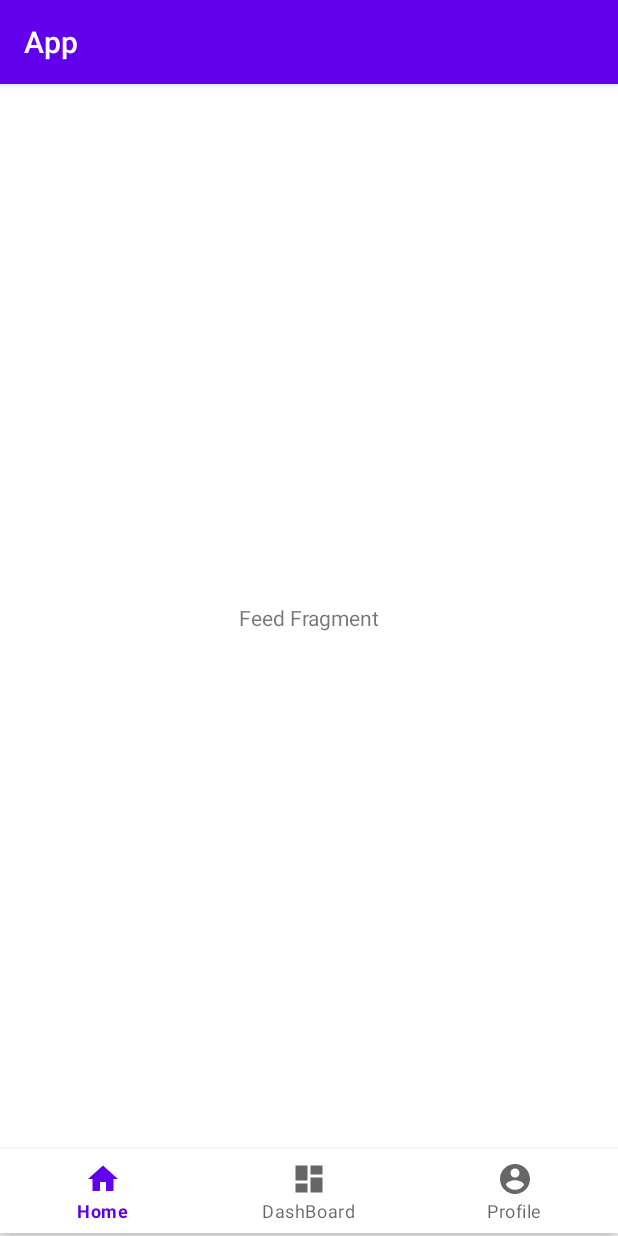
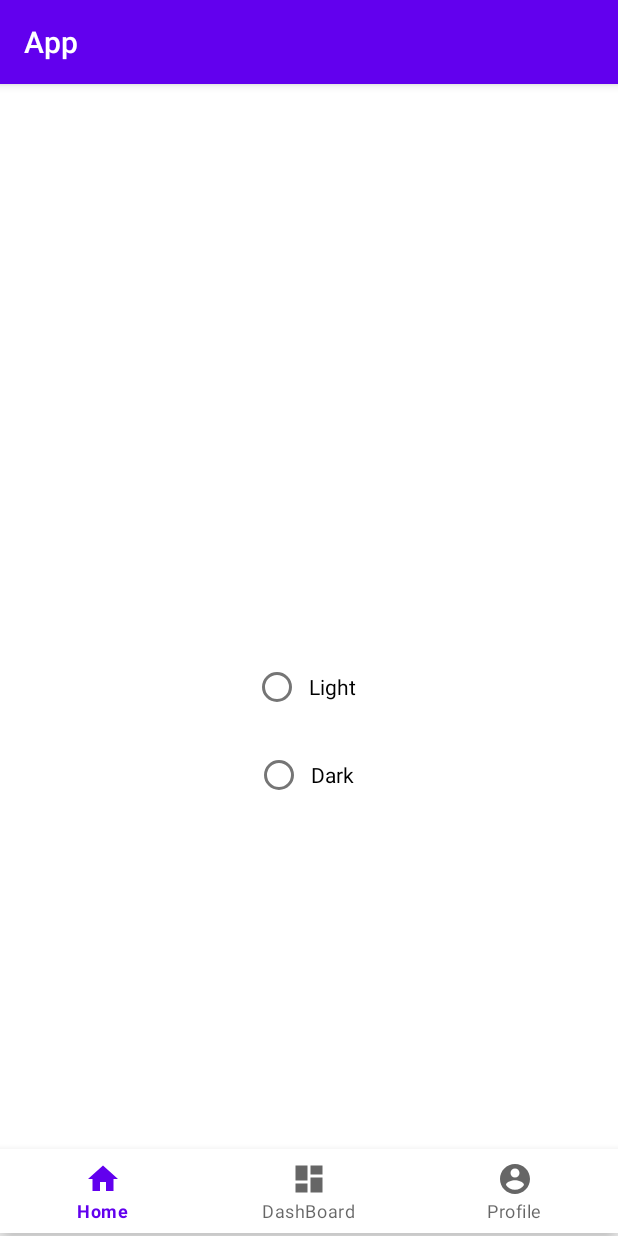
Before and after one commit to thehealer15/Vintage-investments, an Android app: the screen it shows after launch (MainActivity), on a phone screen of 412 x 824 dp. Run offline under Robolectric (Android 15) with nearby library versions, the phone set to English and light mode, and no system bars.

Commit message:
after animations added dark and light mode to feed fragment

```diff
--- a/app/src/main/java/Screens/feed_fragment.java
+++ b/app/src/main/java/Screens/feed_fragment.java
@@ -4,11 +4,13 @@ import android.content.Context;
 import android.os.Bundle;
 
 import androidx.annotation.NonNull;
+import androidx.appcompat.app.AppCompatDelegate;
 import androidx.fragment.app.Fragment;
 
 import android.view.LayoutInflater;
 import android.view.View;
 import android.view.ViewGroup;
+import android.widget.RadioGroup;
 
 import com.example.app.R;
 
@@ -17,7 +19,7 @@ import com.example.app.R;
 public class feed_fragment extends Fragment {
     private View parentHolder;
     private Context context;
-
+    RadioGroup radioGroup;
     @Override
     public void onAttach(@NonNull Context context) {
         super.onAttach(context);
@@ -33,6 +35,33 @@ public class feed_fragment extends Fragment {
         // Inflate the layout for this fragment
         parentHolder =  inflater.inflate(R.layout.feed_fragment, container, false);
 
+        radioGroup = parentHolder.findViewById(R.id.idRGgroup);
+
+
+        // on below line we are setting on check change method for our radio group.
+        radioGroup.setOnCheckedChangeListener(new RadioGroup.OnCheckedChangeListener() {
+            @Override
+            public void onCheckedChanged(RadioGroup group, int checkedId) {
+                // on radio button check change
+                switch (checkedId) {
+                    case R.id.idRBLight:
+                        // on below line we are checking the radio button with id.
+                        // on below line we are setting the text to text view as light mode.
+                        // on below line we are changing the theme to light mode.
+                        AppCompatDelegate.setDefaultNightMode(AppCompatDelegate.MODE_NIGHT_NO);
+                        break;
+                    case R.id.idRBDark:
+                        // this method is called when dark radio button is selected
+                        // on below line we are setting dark theme text to our text view.
+                        // on below line we are changing the theme to dark mode.
+                        AppCompatDelegate.setDefaultNightMode(AppCompatDelegate.MODE_NIGHT_YES);
+                        break;
+                }
+            }
+        });
+
+
+
         return parentHolder;
  }
 }
--- a/app/src/main/res/layout/feed_fragment.xml
+++ b/app/src/main/res/layout/feed_fragment.xml
@@ -5,14 +5,39 @@
     android:layout_height="match_parent"
     tools:context="Screens.feed_fragment">
 
-    <TextView
-        android:id="@+id/textView"
-        android:layout_width="wrap_content"
+    <RadioGroup
+        android:id="@+id/idRGgroup"
+        android:layout_width="match_parent"
         android:layout_height="wrap_content"
-        android:text="Feed Fragment"
+        android:layout_marginTop="152dp"
+        android:orientation="vertical"
+        android:padding="4dp"
         app:layout_constraintBottom_toBottomOf="parent"
         app:layout_constraintEnd_toEndOf="parent"
         app:layout_constraintHorizontal_bias="0.5"
         app:layout_constraintStart_toStartOf="parent"
-        app:layout_constraintTop_toTopOf="parent" />
+        app:layout_constraintTop_toTopOf="parent">
+
+        <!--radio button for light theme-->
+        <RadioButton
+            android:id="@+id/idRBLight"
+            android:layout_width="wrap_content"
+            android:layout_height="wrap_content"
+            android:layout_gravity="center_horizontal"
+            android:layout_margin="5dp"
+            android:padding="5dp"
+            android:text="Light" />
+
+        <!--radio button for dark theme-->
+        <RadioButton
+            android:id="@+id/idRBDark"
+            android:layout_width="wrap_content"
+            android:layout_height="wrap_content"
+            android:layout_gravity="center_horizontal"
+            android:layout_margin="5dp"
+            android:layout_weight="1"
+            android:padding="5dp"
+            android:text="Dark" />
+
+    </RadioGroup>
 </androidx.constraintlayout.widget.ConstraintLayout>
--- a/app/src/main/res/values-night/themes.xml
+++ b/app/src/main/res/values-night/themes.xml
@@ -4,11 +4,13 @@
         <!-- Primary brand color. -->
         <item name="colorPrimary">@color/purple_200</item>
         <item name="colorPrimaryVariant">@color/purple_700</item>
-        <item name="colorOnPrimary">@color/black</item>
+        <item name="colorOnPrimary">@color/white</item>
         <!-- Secondary brand color. -->
         <item name="colorSecondary">@color/teal_200</item>
         <item name="colorSecondaryVariant">@color/teal_200</item>
-        <item name="colorOnSecondary">@color/black</item>
+        <item name="colorOnSecondary">@color/white</item>
+        <!--text color-->
+        <item name="android:textColor">@color/white</item>
         <!-- Status bar color. -->
         <item name="android:statusBarColor" tools:targetApi="l">?attr/colorPrimaryVariant</item>
         <!-- Customize your theme here. -->
--- a/app/src/main/res/values/themes.xml
+++ b/app/src/main/res/values/themes.xml
@@ -9,6 +9,8 @@
         <item name="colorSecondary">@color/teal_200</item>
         <item name="colorSecondaryVariant">@color/teal_700</item>
         <item name="colorOnSecondary">@color/black</item>
+        <!--below is the text color-->
+        <item name="android:textColor">@color/black</item>
         <!-- Status bar color. -->
         <item name="android:statusBarColor" tools:targetApi="l">?attr/colorPrimaryVariant</item>
         <!-- Customize your theme here. -->
```
